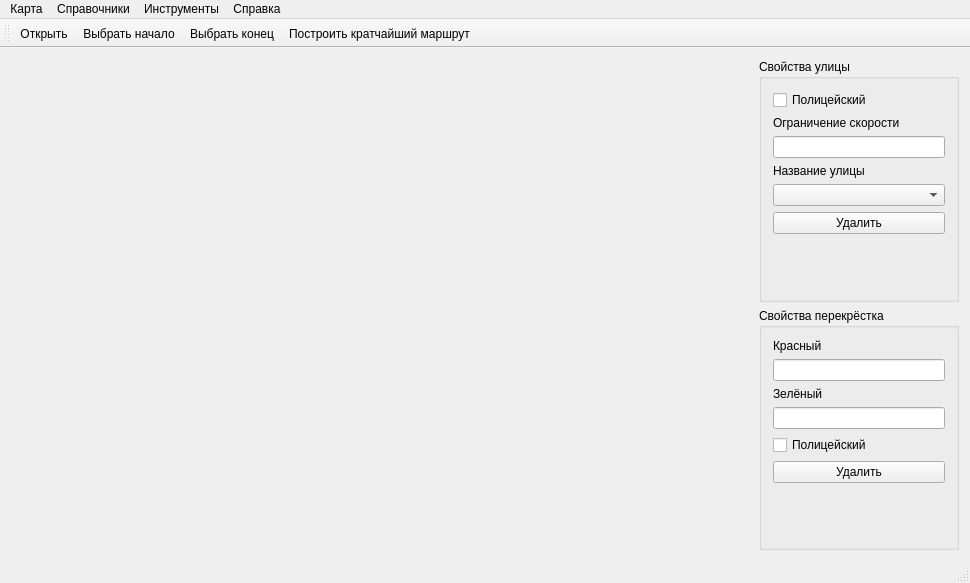
The window that mainwindow.ui (Berimor66/humblemaps) describes before a commit, drawn with Qt 5.
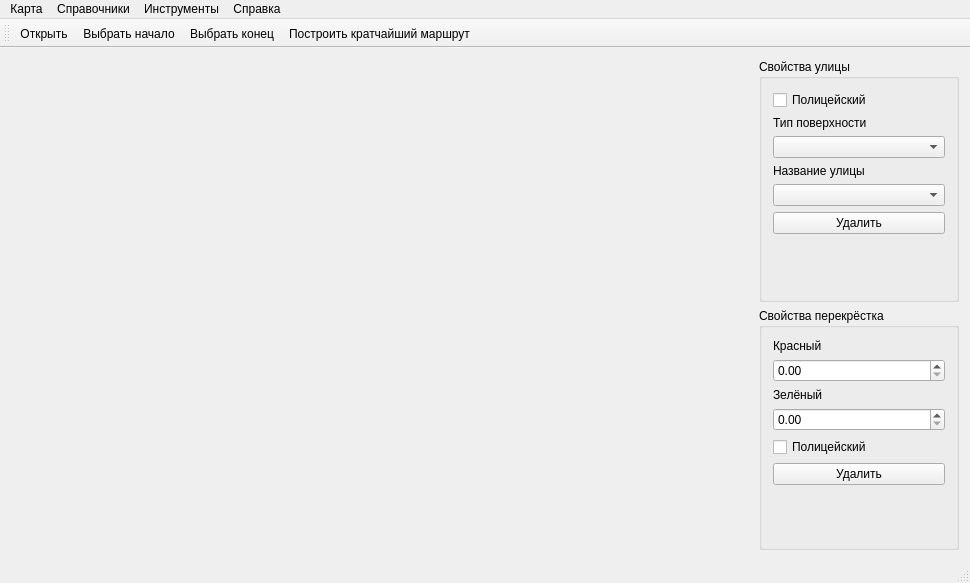
The same window after the commit.

Diff of the .ui file:
```diff
--- a/mainwindow.ui
+++ b/mainwindow.ui
@@ -76,12 +76,19 @@
              </sizepolicy>
             </property>
             <property name="text">
-             <string>Ограничение скорости</string>
+             <string>Тип поверхности</string>
             </property>
            </widget>
           </item>
           <item>
-           <widget class="QLineEdit" name="lineEdit_velocity"/>
+           <widget class="QComboBox" name="comboBox_surface">
+            <property name="sizePolicy">
+             <sizepolicy hsizetype="Expanding" vsizetype="Fixed">
+              <horstretch>0</horstretch>
+              <verstretch>0</verstretch>
+             </sizepolicy>
+            </property>
+           </widget>
           </item>
           <item>
            <widget class="QLabel" name="label_4">
@@ -157,7 +164,7 @@
            </widget>
           </item>
           <item>
-           <widget class="QLineEdit" name="lineEdit"/>
+           <widget class="QDoubleSpinBox" name="doubleSpinBox"/>
           </item>
           <item>
            <widget class="QLabel" name="label_3">
@@ -173,7 +180,7 @@
            </widget>
           </item>
           <item>
-           <widget class="QLineEdit" name="lineEdit_2"/>
+           <widget class="QDoubleSpinBox" name="doubleSpinBox_2"/>
           </item>
           <item>
            <widget class="QCheckBox" name="checkBox_node_pol">
```
Left out of the diff: 6 changed lines with no effect on the pictures.
